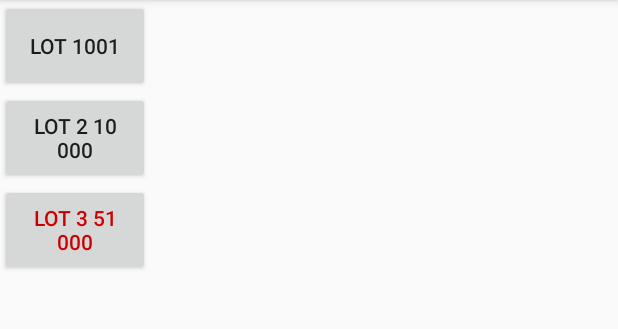
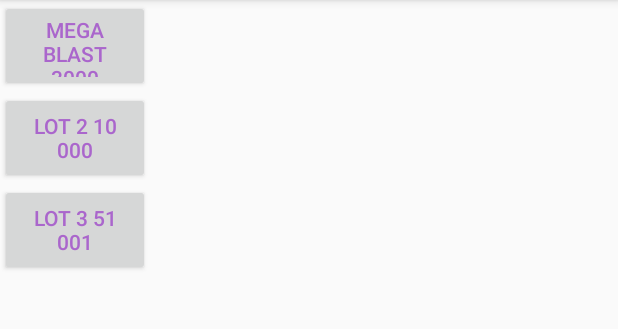
Before and after one commit to nikita0971/ClickAllOfThem, an Android app: the Shop screen opened directly, with no data from a screen before it, on a phone screen of 412 x 824 dp, the part 84-413 px from its top. Run offline under Robolectric (Android 15) with nearby library versions, the phone set to English and light mode, and no system bars.

Commit message:
Added shop buttons

```diff
--- a/app/src/main/res/layout/activity_shop.xml
+++ b/app/src/main/res/layout/activity_shop.xml
@@ -9,7 +9,8 @@
     <Button
         android:layout_width="100dp"
         android:layout_height="61dp"
-        android:text="lot 1001"
+        android:text="mega blast 3000"
+        android:textColor="@android:color/holo_purple"
         android:id="@+id/button1" />
     <Button
         android:layout_width="100dp"
@@ -17,14 +18,15 @@
         android:text="lot 2 10 000"
         android:id="@+id/button2"
         android:layout_below="@+id/button1"
+        android:textColor="@android:color/holo_purple"
         android:layout_alignParentLeft="true"
         android:layout_alignParentStart="true" />
     <Button
         android:layout_width="100dp"
         android:layout_height="61dp"
-        android:text="lot 3 51 000"
+        android:text="lot 3 51 001"
         android:id="@+id/button3"
-        android:textColor="@android:color/holo_red_dark"
+        android:textColor="@android:color/holo_purple"
         android:layout_below="@+id/button2"
         android:layout_alignParentLeft="true"
         android:layout_alignParentStart="true" />
```
